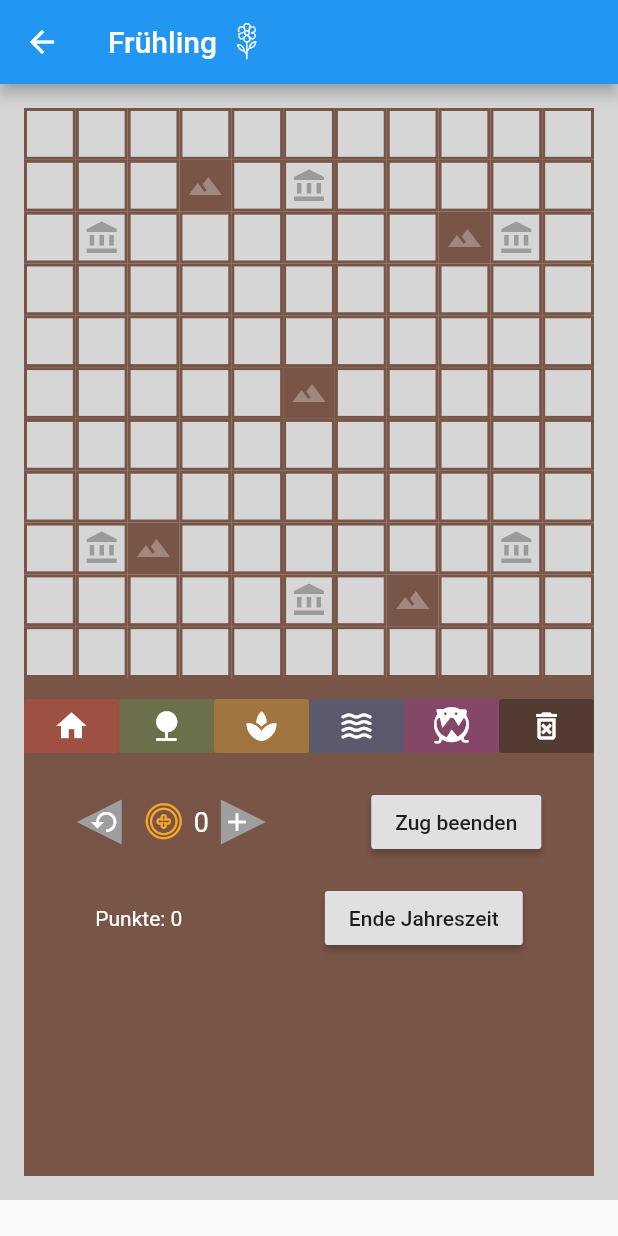
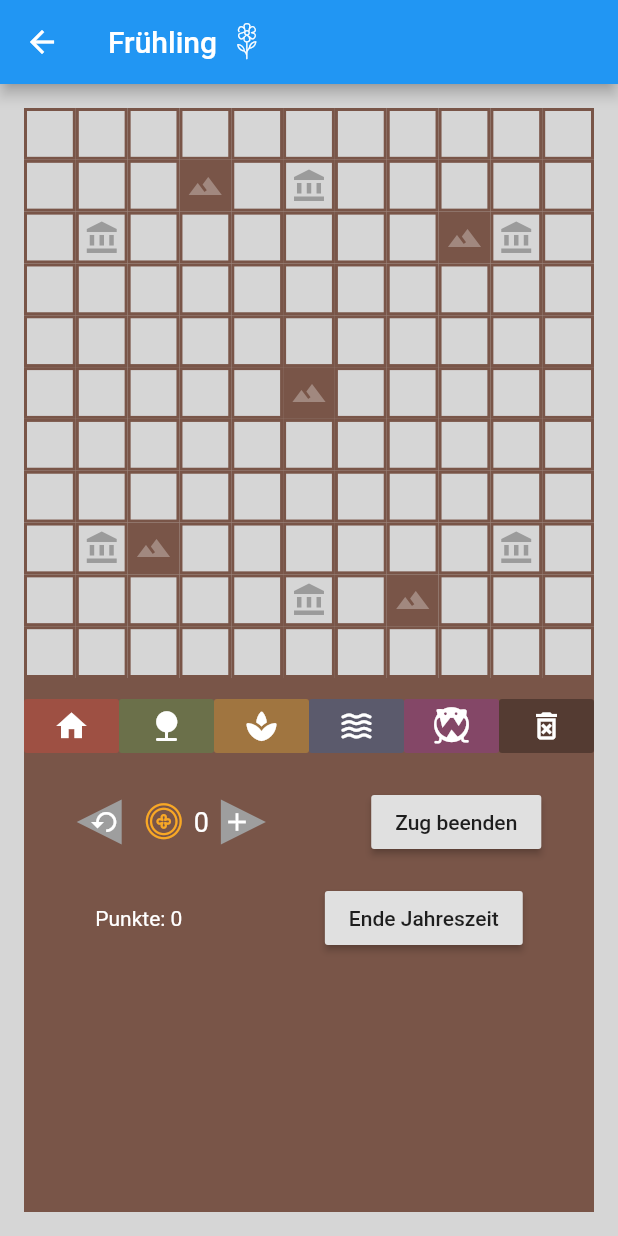
Before and after one commit to PDGallus/kartograph_digitial_note, a Flutter app: the GameBoard screen opened directly, on a phone screen of 412 x 824 dp. Run offline on Flutter 3.47's test engine with Material 2 defaults, Android fonts, the phone set to English and light mode, and no system bars; our stand-ins replace bloc, flutter_bloc, package_info.

Commit message:
fix layout issue

```diff
--- a/lib/gameboard/game_board.dart
+++ b/lib/gameboard/game_board.dart
@@ -6,7 +6,6 @@
 import 'package:kartograph_digital_note/gameboard/view/view.dart';
 
 class GameBoard extends StatelessWidget {
-
   @override
   Widget build(BuildContext context) {
     return MultiBlocProvider(
@@ -27,24 +26,28 @@
             builder: (context, state) => Row(
               children: [
                 Text(activeCategories[state]['text']),
-                SizedBox(width: 8,),
+                SizedBox(width: 8),
                 Icon(activeCategories[state]['icon']),
               ],
             ),
           ),
         ),
-        body: SingleChildScrollView(
+        body: Builder(
+          builder: (context) => SingleChildScrollView(
             child: Container(
-            height: MediaQuery.of(context).size.height - 80, // 32 + appBarHeight
+              height: MediaQuery.of(context).size.height -
+                  Scaffold.of(context).appBarMaxHeight,
               padding: EdgeInsets.all(16.0),
               color: Colors.grey[350],
-            child: MediaQuery.of(context).orientation == Orientation.landscape ||
+              child:
+                  MediaQuery.of(context).orientation == Orientation.landscape ||
                           kIsWeb
                       ? GameBoardLandscape()
                       : GameBoardPortrait(),
             ),
           ),
         ),
+      ),
     );
   }
 }
--- a/pubspec.yaml
+++ b/pubspec.yaml
@@ -3,7 +3,7 @@
 
 publish_to: 'none' # Remove this line if you wish to publish to pub.dev
 
-version: 0.6.0+14
+version: 0.6.1+15
 
 environment:
   sdk: ">=2.7.0 <3.0.0"
```
Lines whose indentation alone changed are shown as unchanged.
